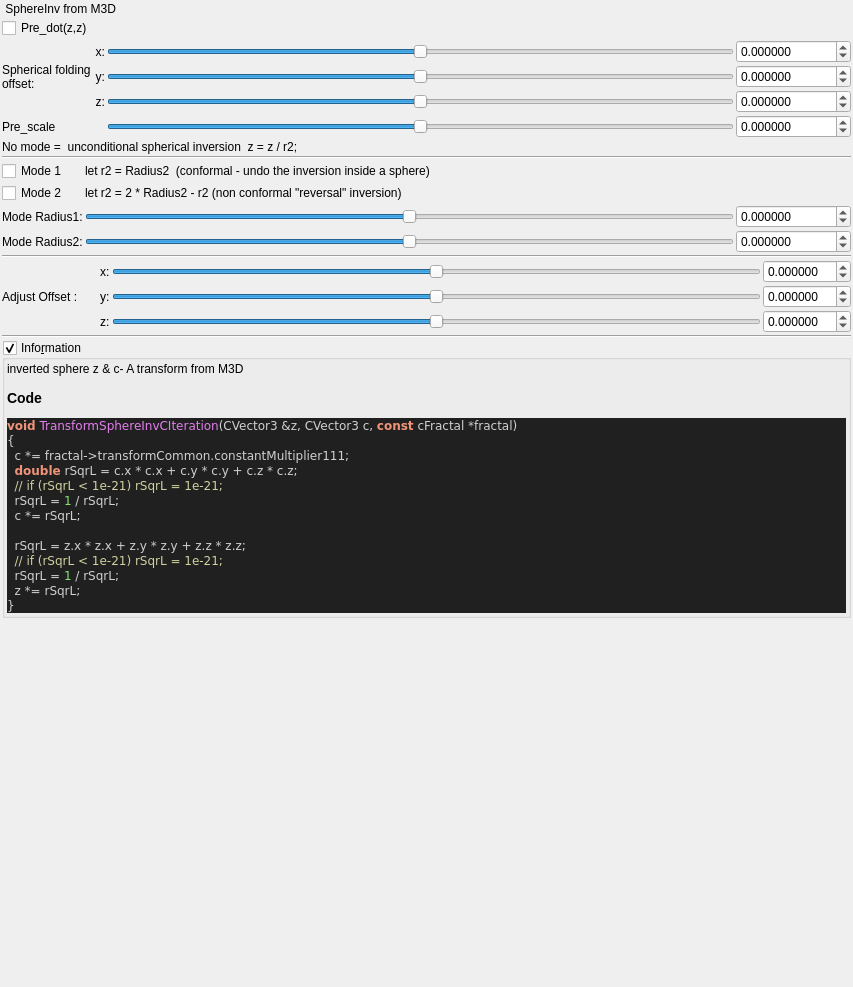
This is mandelbulber2/qt_data/fractal_transf_sphere_inv.ui in buddhi1980/mandelbulber2 as Qt 5 draws it before an edit. The edited form follows.
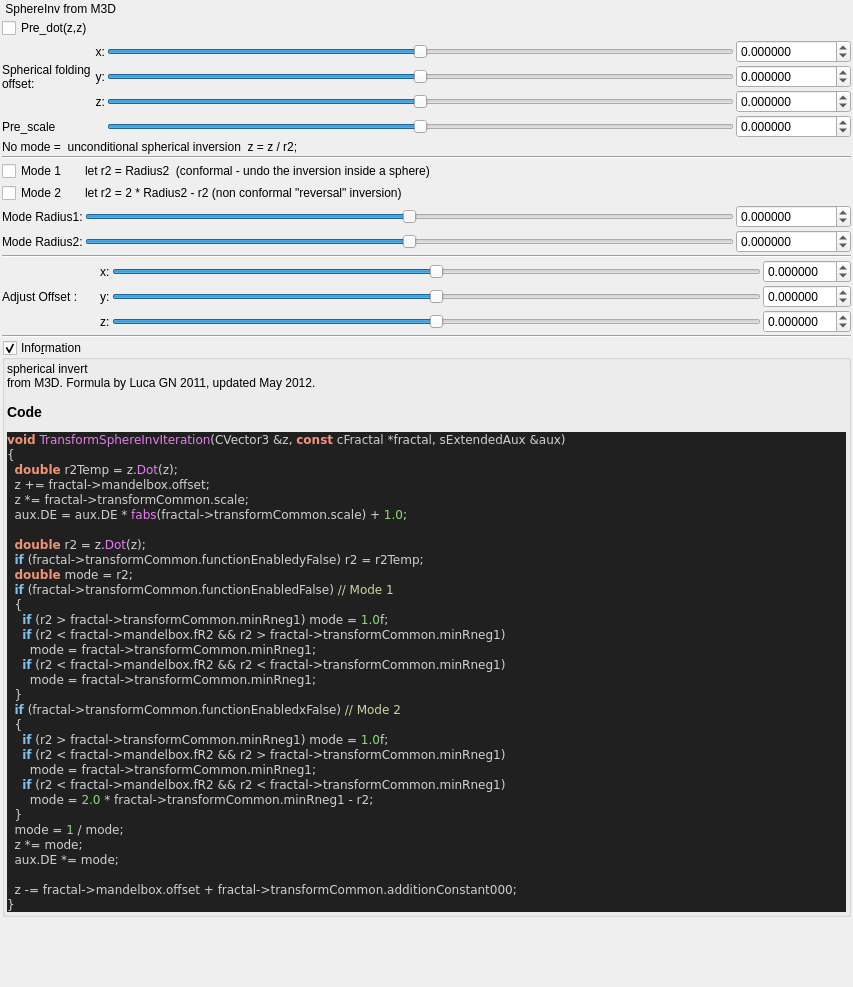
This is the edited form. Custom widgets are drawn as their Qt base class.

What changed in the file:
```diff
--- a/mandelbulber2/qt_data/fractal_transf_sphere_inv.ui
+++ b/mandelbulber2/qt_data/fractal_transf_sphere_inv.ui
@@ -711,22 +711,41 @@
       <item>
        <widget class="QLabel" name="label_code_content">
         <property name="text">
-         <string>&lt;p&gt;inverted sphere z &amp; c- A transform from M3D&lt;/p&gt;&lt;table&gt;
+         <string>&lt;p&gt;spherical invert&lt;br&gt;from M3D. Formula by Luca GN 2011, updated May 2012.&lt;/p&gt;&lt;table&gt;
 &lt;/table&gt;
 &lt;h3&gt;Code&lt;/h3&gt;
 &lt;body style=&quot;background-color:#202020&quot;&gt;
-&lt;pre style=&quot;color:#d0d0d0; background-color:#202020;  font-family:'Courier New',monospace;&quot;&gt;&lt;span style=&quot;color:#f09479; font-weight:bold&quot;&gt;void&lt;/span&gt; &lt;span style=&quot;color:#e47eed&quot;&gt;TransformSphereInvCIteration&lt;/span&gt;&lt;span style=&quot;color:#d0d0d0&quot;&gt;(&lt;/span&gt;CVector3 &lt;span style=&quot;color:#d0d0d0&quot;&gt;&amp;amp;&lt;/span&gt;z&lt;span style=&quot;color:#d0d0d0&quot;&gt;,&lt;/span&gt; CVector3 c&lt;span style=&quot;color:#d0d0d0&quot;&gt;,&lt;/span&gt; &lt;span style=&quot;color:#f09479; font-weight:bold&quot;&gt;const&lt;/span&gt; cFractal &lt;span style=&quot;color:#d0d0d0&quot;&gt;*&lt;/span&gt;fractal&lt;span style=&quot;color:#d0d0d0&quot;&gt;)&lt;/span&gt;
+&lt;pre style=&quot;color:#d0d0d0; background-color:#202020;  font-family:'Courier New',monospace;&quot;&gt;&lt;span style=&quot;color:#f09479; font-weight:bold&quot;&gt;void&lt;/span&gt; &lt;span style=&quot;color:#e47eed&quot;&gt;TransformSphereInvIteration&lt;/span&gt;&lt;span style=&quot;color:#d0d0d0&quot;&gt;(&lt;/span&gt;CVector3 &lt;span style=&quot;color:#d0d0d0&quot;&gt;&amp;amp;&lt;/span&gt;z&lt;span style=&quot;color:#d0d0d0&quot;&gt;,&lt;/span&gt; &lt;span style=&quot;color:#f09479; font-weight:bold&quot;&gt;const&lt;/span&gt; cFractal &lt;span style=&quot;color:#d0d0d0&quot;&gt;*&lt;/span&gt;fractal&lt;span style=&quot;color:#d0d0d0&quot;&gt;,&lt;/span&gt; sExtendedAux &lt;span style=&quot;color:#d0d0d0&quot;&gt;&amp;amp;&lt;/span&gt;aux&lt;span style=&quot;color:#d0d0d0&quot;&gt;)&lt;/span&gt;
 &lt;span style=&quot;color:#d0d0d0&quot;&gt;{&lt;/span&gt;
-  c &lt;span style=&quot;color:#d0d0d0&quot;&gt;*=&lt;/span&gt; fractal&lt;span style=&quot;color:#d0d0d0&quot;&gt;-&amp;gt;&lt;/span&gt;transformCommon&lt;span style=&quot;color:#d0d0d0&quot;&gt;.&lt;/span&gt;constantMultiplier111&lt;span style=&quot;color:#d0d0d0&quot;&gt;;&lt;/span&gt;
-  &lt;span style=&quot;color:#f09479; font-weight:bold&quot;&gt;double&lt;/span&gt; rSqrL &lt;span style=&quot;color:#d0d0d0&quot;&gt;=&lt;/span&gt; c&lt;span style=&quot;color:#d0d0d0&quot;&gt;.&lt;/span&gt;x &lt;span style=&quot;color:#d0d0d0&quot;&gt;*&lt;/span&gt; c&lt;span style=&quot;color:#d0d0d0&quot;&gt;.&lt;/span&gt;x &lt;span style=&quot;color:#d0d0d0&quot;&gt;+&lt;/span&gt; c&lt;span style=&quot;color:#d0d0d0&quot;&gt;.&lt;/span&gt;y &lt;span style=&quot;color:#d0d0d0&quot;&gt;*&lt;/span&gt; c&lt;span style=&quot;color:#d0d0d0&quot;&gt;.&lt;/span&gt;y &lt;span style=&quot;color:#d0d0d0&quot;&gt;+&lt;/span&gt; c&lt;span style=&quot;color:#d0d0d0&quot;&gt;.&lt;/span&gt;z &lt;span style=&quot;color:#d0d0d0&quot;&gt;*&lt;/span&gt; c&lt;span style=&quot;color:#d0d0d0&quot;&gt;.&lt;/span&gt;z&lt;span style=&quot;color:#d0d0d0&quot;&gt;;&lt;/span&gt;
-  &lt;span style=&quot;color:#d0d0a0&quot;&gt;// if (rSqrL &amp;lt; 1e-21) rSqrL = 1e-21;&lt;/span&gt;
-  rSqrL &lt;span style=&quot;color:#d0d0d0&quot;&gt;=&lt;/span&gt; &lt;span style=&quot;color:#87df71&quot;&gt;1&lt;/span&gt; &lt;span style=&quot;color:#d0d0d0&quot;&gt;/&lt;/span&gt; rSqrL&lt;span style=&quot;color:#d0d0d0&quot;&gt;;&lt;/span&gt;
-  c &lt;span style=&quot;color:#d0d0d0&quot;&gt;*=&lt;/span&gt; rSqrL&lt;span style=&quot;color:#d0d0d0&quot;&gt;;&lt;/span&gt;
+  &lt;span style=&quot;color:#f09479; font-weight:bold&quot;&gt;double&lt;/span&gt; r2Temp &lt;span style=&quot;color:#d0d0d0&quot;&gt;=&lt;/span&gt; z&lt;span style=&quot;color:#d0d0d0&quot;&gt;.&lt;/span&gt;&lt;span style=&quot;color:#e47eed&quot;&gt;Dot&lt;/span&gt;&lt;span style=&quot;color:#d0d0d0&quot;&gt;(&lt;/span&gt;z&lt;span style=&quot;color:#d0d0d0&quot;&gt;);&lt;/span&gt;
+  z &lt;span style=&quot;color:#d0d0d0&quot;&gt;+=&lt;/span&gt; fractal&lt;span style=&quot;color:#d0d0d0&quot;&gt;-&amp;gt;&lt;/span&gt;mandelbox&lt;span style=&quot;color:#d0d0d0&quot;&gt;.&lt;/span&gt;offset&lt;span style=&quot;color:#d0d0d0&quot;&gt;;&lt;/span&gt;
+  z &lt;span style=&quot;color:#d0d0d0&quot;&gt;*=&lt;/span&gt; fractal&lt;span style=&quot;color:#d0d0d0&quot;&gt;-&amp;gt;&lt;/span&gt;transformCommon&lt;span style=&quot;color:#d0d0d0&quot;&gt;.&lt;/span&gt;scale&lt;span style=&quot;color:#d0d0d0&quot;&gt;;&lt;/span&gt;
+  aux&lt;span style=&quot;color:#d0d0d0&quot;&gt;.&lt;/span&gt;DE &lt;span style=&quot;color:#d0d0d0&quot;&gt;=&lt;/span&gt; aux&lt;span style=&quot;color:#d0d0d0&quot;&gt;.&lt;/span&gt;DE &lt;span style=&quot;color:#d0d0d0&quot;&gt;*&lt;/span&gt; &lt;span style=&quot;color:#e47eed&quot;&gt;fabs&lt;/span&gt;&lt;span style=&quot;color:#d0d0d0&quot;&gt;(&lt;/span&gt;fractal&lt;span style=&quot;color:#d0d0d0&quot;&gt;-&amp;gt;&lt;/span&gt;transformCommon&lt;span style=&quot;color:#d0d0d0&quot;&gt;.&lt;/span&gt;scale&lt;span style=&quot;color:#d0d0d0&quot;&gt;) +&lt;/span&gt; &lt;span style=&quot;color:#87df71&quot;&gt;1.0&lt;/span&gt;&lt;span style=&quot;color:#d0d0d0&quot;&gt;;&lt;/span&gt;
 
-  rSqrL &lt;span style=&quot;color:#d0d0d0&quot;&gt;=&lt;/span&gt; z&lt;span style=&quot;color:#d0d0d0&quot;&gt;.&lt;/span&gt;x &lt;span style=&quot;color:#d0d0d0&quot;&gt;*&lt;/span&gt; z&lt;span style=&quot;color:#d0d0d0&quot;&gt;.&lt;/span&gt;x &lt;span style=&quot;color:#d0d0d0&quot;&gt;+&lt;/span&gt; z&lt;span style=&quot;color:#d0d0d0&quot;&gt;.&lt;/span&gt;y &lt;span style=&quot;color:#d0d0d0&quot;&gt;*&lt;/span&gt; z&lt;span style=&quot;color:#d0d0d0&quot;&gt;.&lt;/span&gt;y &lt;span style=&quot;color:#d0d0d0&quot;&gt;+&lt;/span&gt; z&lt;span style=&quot;color:#d0d0d0&quot;&gt;.&lt;/span&gt;z &lt;span style=&quot;color:#d0d0d0&quot;&gt;*&lt;/span&gt; z&lt;span style=&quot;color:#d0d0d0&quot;&gt;.&lt;/span&gt;z&lt;span style=&quot;color:#d0d0d0&quot;&gt;;&lt;/span&gt;
-  &lt;span style=&quot;color:#d0d0a0&quot;&gt;// if (rSqrL &amp;lt; 1e-21) rSqrL = 1e-21;&lt;/span&gt;
-  rSqrL &lt;span style=&quot;color:#d0d0d0&quot;&gt;=&lt;/span&gt; &lt;span style=&quot;color:#87df71&quot;&gt;1&lt;/span&gt; &lt;span style=&quot;color:#d0d0d0&quot;&gt;/&lt;/span&gt; rSqrL&lt;span style=&quot;color:#d0d0d0&quot;&gt;;&lt;/span&gt;
-  z &lt;span style=&quot;color:#d0d0d0&quot;&gt;*=&lt;/span&gt; rSqrL&lt;span style=&quot;color:#d0d0d0&quot;&gt;;&lt;/span&gt;
+  &lt;span style=&quot;color:#f09479; font-weight:bold&quot;&gt;double&lt;/span&gt; r2 &lt;span style=&quot;color:#d0d0d0&quot;&gt;=&lt;/span&gt; z&lt;span style=&quot;color:#d0d0d0&quot;&gt;.&lt;/span&gt;&lt;span style=&quot;color:#e47eed&quot;&gt;Dot&lt;/span&gt;&lt;span style=&quot;color:#d0d0d0&quot;&gt;(&lt;/span&gt;z&lt;span style=&quot;color:#d0d0d0&quot;&gt;);&lt;/span&gt;
+  &lt;span style=&quot;color:#7ec0ee; font-weight:bold&quot;&gt;if&lt;/span&gt; &lt;span style=&quot;color:#d0d0d0&quot;&gt;(&lt;/span&gt;fractal&lt;span style=&quot;color:#d0d0d0&quot;&gt;-&amp;gt;&lt;/span&gt;transformCommon&lt;span style=&quot;color:#d0d0d0&quot;&gt;.&lt;/span&gt;functionEnabledyFalse&lt;span style=&quot;color:#d0d0d0&quot;&gt;)&lt;/span&gt; r2 &lt;span style=&quot;color:#d0d0d0&quot;&gt;=&lt;/span&gt; r2Temp&lt;span style=&quot;color:#d0d0d0&quot;&gt;;&lt;/span&gt;
+  &lt;span style=&quot;color:#f09479; font-weight:bold&quot;&gt;double&lt;/span&gt; mode &lt;span style=&quot;color:#d0d0d0&quot;&gt;=&lt;/span&gt; r2&lt;span style=&quot;color:#d0d0d0&quot;&gt;;&lt;/span&gt;
+  &lt;span style=&quot;color:#7ec0ee; font-weight:bold&quot;&gt;if&lt;/span&gt; &lt;span style=&quot;color:#d0d0d0&quot;&gt;(&lt;/span&gt;fractal&lt;span style=&quot;color:#d0d0d0&quot;&gt;-&amp;gt;&lt;/span&gt;transformCommon&lt;span style=&quot;color:#d0d0d0&quot;&gt;.&lt;/span&gt;functionEnabledFalse&lt;span style=&quot;color:#d0d0d0&quot;&gt;)&lt;/span&gt; &lt;span style=&quot;color:#d0d0a0&quot;&gt;// Mode 1&lt;/span&gt;
+  &lt;span style=&quot;color:#d0d0d0&quot;&gt;{&lt;/span&gt;
+    &lt;span style=&quot;color:#7ec0ee; font-weight:bold&quot;&gt;if&lt;/span&gt; &lt;span style=&quot;color:#d0d0d0&quot;&gt;(&lt;/span&gt;r2 &lt;span style=&quot;color:#d0d0d0&quot;&gt;&amp;gt;&lt;/span&gt; fractal&lt;span style=&quot;color:#d0d0d0&quot;&gt;-&amp;gt;&lt;/span&gt;transformCommon&lt;span style=&quot;color:#d0d0d0&quot;&gt;.&lt;/span&gt;minRneg1&lt;span style=&quot;color:#d0d0d0&quot;&gt;)&lt;/span&gt; mode &lt;span style=&quot;color:#d0d0d0&quot;&gt;=&lt;/span&gt; &lt;span style=&quot;color:#87df71&quot;&gt;1.0&lt;/span&gt;f&lt;span style=&quot;color:#d0d0d0&quot;&gt;;&lt;/span&gt;
+    &lt;span style=&quot;color:#7ec0ee; font-weight:bold&quot;&gt;if&lt;/span&gt; &lt;span style=&quot;color:#d0d0d0&quot;&gt;(&lt;/span&gt;r2 &lt;span style=&quot;color:#d0d0d0&quot;&gt;&amp;lt;&lt;/span&gt; fractal&lt;span style=&quot;color:#d0d0d0&quot;&gt;-&amp;gt;&lt;/span&gt;mandelbox&lt;span style=&quot;color:#d0d0d0&quot;&gt;.&lt;/span&gt;fR2 &lt;span style=&quot;color:#d0d0d0&quot;&gt;&amp;amp;&amp;amp;&lt;/span&gt; r2 &lt;span style=&quot;color:#d0d0d0&quot;&gt;&amp;gt;&lt;/span&gt; fractal&lt;span style=&quot;color:#d0d0d0&quot;&gt;-&amp;gt;&lt;/span&gt;transformCommon&lt;span style=&quot;color:#d0d0d0&quot;&gt;.&lt;/span&gt;minRneg1&lt;span style=&quot;color:#d0d0d0&quot;&gt;)&lt;/span&gt;
+      mode &lt;span style=&quot;color:#d0d0d0&quot;&gt;=&lt;/span&gt; fractal&lt;span style=&quot;color:#d0d0d0&quot;&gt;-&amp;gt;&lt;/span&gt;transformCommon&lt;span style=&quot;color:#d0d0d0&quot;&gt;.&lt;/span&gt;minRneg1&lt;span style=&quot;color:#d0d0d0&quot;&gt;;&lt;/span&gt;
+    &lt;span style=&quot;color:#7ec0ee; font-weight:bold&quot;&gt;if&lt;/span&gt; &lt;span style=&quot;color:#d0d0d0&quot;&gt;(&lt;/span&gt;r2 &lt;span style=&quot;color:#d0d0d0&quot;&gt;&amp;lt;&lt;/span&gt; fractal&lt;span style=&quot;color:#d0d0d0&quot;&gt;-&amp;gt;&lt;/span&gt;mandelbox&lt;span style=&quot;color:#d0d0d0&quot;&gt;.&lt;/span&gt;fR2 &lt;span style=&quot;color:#d0d0d0&quot;&gt;&amp;amp;&amp;amp;&lt;/span&gt; r2 &lt;span style=&quot;color:#d0d0d0&quot;&gt;&amp;lt;&lt;/span&gt; fractal&lt;span style=&quot;color:#d0d0d0&quot;&gt;-&amp;gt;&lt;/span&gt;transformCommon&lt;span style=&quot;color:#d0d0d0&quot;&gt;.&lt;/span&gt;minRneg1&lt;span style=&quot;color:#d0d0d0&quot;&gt;)&lt;/span&gt;
+      mode &lt;span style=&quot;color:#d0d0d0&quot;&gt;=&lt;/span&gt; fractal&lt;span style=&quot;color:#d0d0d0&quot;&gt;-&amp;gt;&lt;/span&gt;transformCommon&lt;span style=&quot;color:#d0d0d0&quot;&gt;.&lt;/span&gt;minRneg1&lt;span style=&quot;color:#d0d0d0&quot;&gt;;&lt;/span&gt;
+  &lt;span style=&quot;color:#d0d0d0&quot;&gt;}&lt;/span&gt;
+  &lt;span style=&quot;color:#7ec0ee; font-weight:bold&quot;&gt;if&lt;/span&gt; &lt;span style=&quot;color:#d0d0d0&quot;&gt;(&lt;/span&gt;fractal&lt;span style=&quot;color:#d0d0d0&quot;&gt;-&amp;gt;&lt;/span&gt;transformCommon&lt;span style=&quot;color:#d0d0d0&quot;&gt;.&lt;/span&gt;functionEnabledxFalse&lt;span style=&quot;color:#d0d0d0&quot;&gt;)&lt;/span&gt; &lt;span style=&quot;color:#d0d0a0&quot;&gt;// Mode 2&lt;/span&gt;
+  &lt;span style=&quot;color:#d0d0d0&quot;&gt;{&lt;/span&gt;
+    &lt;span style=&quot;color:#7ec0ee; font-weight:bold&quot;&gt;if&lt;/span&gt; &lt;span style=&quot;color:#d0d0d0&quot;&gt;(&lt;/span&gt;r2 &lt;span style=&quot;color:#d0d0d0&quot;&gt;&amp;gt;&lt;/span&gt; fractal&lt;span style=&quot;color:#d0d0d0&quot;&gt;-&amp;gt;&lt;/span&gt;transformCommon&lt;span style=&quot;color:#d0d0d0&quot;&gt;.&lt;/span&gt;minRneg1&lt;span style=&quot;color:#d0d0d0&quot;&gt;)&lt;/span&gt; mode &lt;span style=&quot;color:#d0d0d0&quot;&gt;=&lt;/span&gt; &lt;span style=&quot;color:#87df71&quot;&gt;1.0&lt;/span&gt;f&lt;span style=&quot;color:#d0d0d0&quot;&gt;;&lt;/span&gt;
+    &lt;span style=&quot;color:#7ec0ee; font-weight:bold&quot;&gt;if&lt;/span&gt; &lt;span style=&quot;color:#d0d0d0&quot;&gt;(&lt;/span&gt;r2 &lt;span style=&quot;color:#d0d0d0&quot;&gt;&amp;lt;&lt;/span&gt; fractal&lt;span style=&quot;color:#d0d0d0&quot;&gt;-&amp;gt;&lt;/span&gt;mandelbox&lt;span style=&quot;color:#d0d0d0&quot;&gt;.&lt;/span&gt;fR2 &lt;span style=&quot;color:#d0d0d0&quot;&gt;&amp;amp;&amp;amp;&lt;/span&gt; r2 &lt;span style=&quot;color:#d0d0d0&quot;&gt;&amp;gt;&lt;/span&gt; fractal&lt;span style=&quot;color:#d0d0d0&quot;&gt;-&amp;gt;&lt;/span&gt;transformCommon&lt;span style=&quot;color:#d0d0d0&quot;&gt;.&lt;/span&gt;minRneg1&lt;span style=&quot;color:#d0d0d0&quot;&gt;)&lt;/span&gt;
+      mode &lt;span style=&quot;color:#d0d0d0&quot;&gt;=&lt;/span&gt; fractal&lt;span style=&quot;color:#d0d0d0&quot;&gt;-&amp;gt;&lt;/span&gt;transformCommon&lt;span style=&quot;color:#d0d0d0&quot;&gt;.&lt;/span&gt;minRneg1&lt;span style=&quot;color:#d0d0d0&quot;&gt;;&lt;/span&gt;
+    &lt;span style=&quot;color:#7ec0ee; font-weight:bold&quot;&gt;if&lt;/span&gt; &lt;span style=&quot;color:#d0d0d0&quot;&gt;(&lt;/span&gt;r2 &lt;span style=&quot;color:#d0d0d0&quot;&gt;&amp;lt;&lt;/span&gt; fractal&lt;span style=&quot;color:#d0d0d0&quot;&gt;-&amp;gt;&lt;/span&gt;mandelbox&lt;span style=&quot;color:#d0d0d0&quot;&gt;.&lt;/span&gt;fR2 &lt;span style=&quot;color:#d0d0d0&quot;&gt;&amp;amp;&amp;amp;&lt;/span&gt; r2 &lt;span style=&quot;color:#d0d0d0&quot;&gt;&amp;lt;&lt;/span&gt; fractal&lt;span style=&quot;color:#d0d0d0&quot;&gt;-&amp;gt;&lt;/span&gt;transformCommon&lt;span style=&quot;color:#d0d0d0&quot;&gt;.&lt;/span&gt;minRneg1&lt;span style=&quot;color:#d0d0d0&quot;&gt;)&lt;/span&gt;
+      mode &lt;span style=&quot;color:#d0d0d0&quot;&gt;=&lt;/span&gt; &lt;span style=&quot;color:#87df71&quot;&gt;2.0&lt;/span&gt; &lt;span style=&quot;color:#d0d0d0&quot;&gt;*&lt;/span&gt; fractal&lt;span style=&quot;color:#d0d0d0&quot;&gt;-&amp;gt;&lt;/span&gt;transformCommon&lt;span style=&quot;color:#d0d0d0&quot;&gt;.&lt;/span&gt;minRneg1 &lt;span style=&quot;color:#d0d0d0&quot;&gt;-&lt;/span&gt; r2&lt;span style=&quot;color:#d0d0d0&quot;&gt;;&lt;/span&gt;
+  &lt;span style=&quot;color:#d0d0d0&quot;&gt;}&lt;/span&gt;
+  mode &lt;span style=&quot;color:#d0d0d0&quot;&gt;=&lt;/span&gt; &lt;span style=&quot;color:#87df71&quot;&gt;1&lt;/span&gt; &lt;span style=&quot;color:#d0d0d0&quot;&gt;/&lt;/span&gt; mode&lt;span style=&quot;color:#d0d0d0&quot;&gt;;&lt;/span&gt;
+  z &lt;span style=&quot;color:#d0d0d0&quot;&gt;*=&lt;/span&gt; mode&lt;span style=&quot;color:#d0d0d0&quot;&gt;;&lt;/span&gt;
+  aux&lt;span style=&quot;color:#d0d0d0&quot;&gt;.&lt;/span&gt;DE &lt;span style=&quot;color:#d0d0d0&quot;&gt;*=&lt;/span&gt; mode&lt;span style=&quot;color:#d0d0d0&quot;&gt;;&lt;/span&gt;
+
+  z &lt;span style=&quot;color:#d0d0d0&quot;&gt;-=&lt;/span&gt; fractal&lt;span style=&quot;color:#d0d0d0&quot;&gt;-&amp;gt;&lt;/span&gt;mandelbox&lt;span style=&quot;color:#d0d0d0&quot;&gt;.&lt;/span&gt;offset &lt;span style=&quot;color:#d0d0d0&quot;&gt;+&lt;/span&gt; fractal&lt;span style=&quot;color:#d0d0d0&quot;&gt;-&amp;gt;&lt;/span&gt;transformCommon&lt;span style=&quot;color:#d0d0d0&quot;&gt;.&lt;/span&gt;additionConstant000&lt;span style=&quot;color:#d0d0d0&quot;&gt;;&lt;/span&gt;
 &lt;span style=&quot;color:#d0d0d0&quot;&gt;}&lt;/span&gt;
 &lt;/pre&gt;
 &lt;/body&gt;</string>
```
